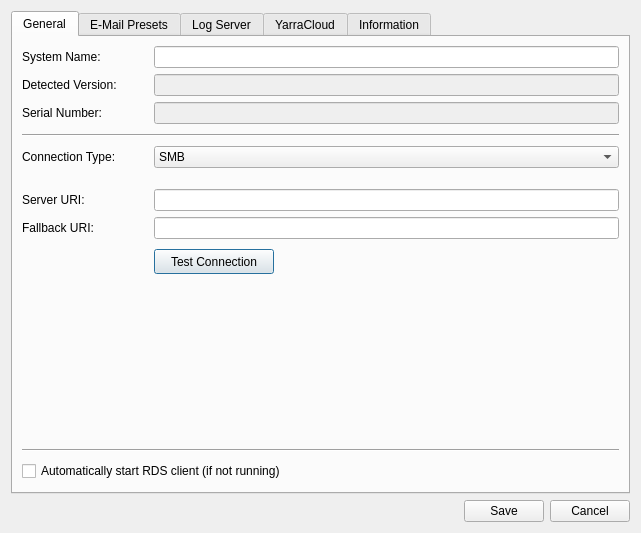
This is OfflineReconClient/ort_configurationdialog.ui in WillForan/yarraclient as Qt 5 draws it before an edit. The edited form follows.
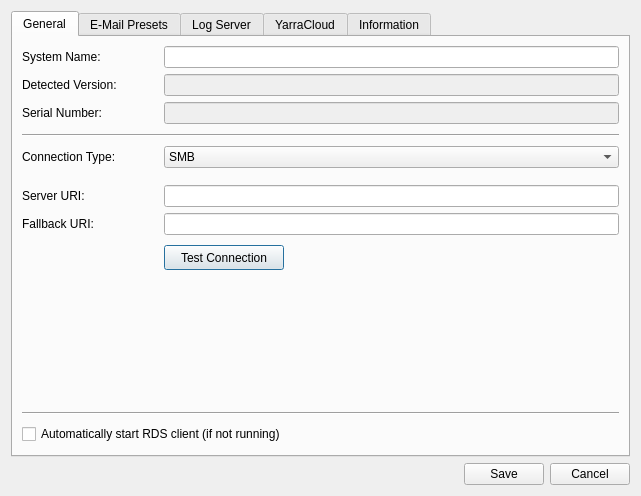
This is the edited form. The open tabs and pages were chosen to show the change. Icons and pictures are not drawn.

```diff
--- a/OfflineReconClient/ort_configurationdialog.ui
+++ b/OfflineReconClient/ort_configurationdialog.ui
@@ -10,9 +10,15 @@
     <x>0</x>
     <y>0</y>
     <width>641</width>
-    <height>533</height>
+    <height>496</height>
    </rect>
   </property>
+  <property name="sizePolicy">
+   <sizepolicy hsizetype="Expanding" vsizetype="Expanding">
+    <horstretch>0</horstretch>
+    <verstretch>0</verstretch>
+   </sizepolicy>
+  </property>
   <property name="windowTitle">
    <string>Dialog</string>
   </property>
@@ -29,24 +35,11 @@
       <attribute name="title">
        <string>General</string>
       </attribute>
-      <layout class="QGridLayout" name="gridLayout" columnstretch="0,0,0" columnminimumwidth="0,0,0">
+      <layout class="QGridLayout" name="gridLayout" columnstretch="0,0,0">
        <property name="bottomMargin">
         <number>11</number>
        </property>
-       <item row="6" column="0">
-        <widget class="QLabel" name="label_3">
-         <property name="sizePolicy">
-          <sizepolicy hsizetype="Minimum" vsizetype="Preferred">
-           <horstretch>0</horstretch>
-           <verstretch>0</verstretch>
-          </sizepolicy>
-         </property>
-         <property name="text">
-          <string>Connection Type:</string>
-         </property>
-        </widget>
-       </item>
-       <item row="14" column="0" colspan="3">
+       <item row="13" column="0" colspan="3">
         <widget class="QCheckBox" name="autoLaunchRDSCheckbox">
          <property name="text">
           <string>Automatically start RDS client (if not running)</string>
@@ -63,7 +56,7 @@
          </property>
          <property name="minimumSize">
           <size>
-           <width>120</width>
+           <width>130</width>
            <height>0</height>
           </size>
          </property>
@@ -72,6 +65,19 @@
          </property>
         </widget>
        </item>
+       <item row="6" column="0">
+        <widget class="QLabel" name="label_3">
+         <property name="sizePolicy">
+          <sizepolicy hsizetype="Minimum" vsizetype="Preferred">
+           <horstretch>0</horstretch>
+           <verstretch>0</verstretch>
+          </sizepolicy>
+         </property>
+         <property name="text">
+          <string>Connection Type:</string>
+         </property>
+        </widget>
+       </item>
        <item row="1" column="2">
         <widget class="QLineEdit" name="systemNameEdit">
          <property name="inputMask">
@@ -79,8 +85,8 @@
          </property>
         </widget>
        </item>
-       <item row="3" column="2">
-        <widget class="QLineEdit" name="serialNumberEdit">
+       <item row="2" column="2">
+        <widget class="QLineEdit" name="softwareVersionEdit">
          <property name="enabled">
           <bool>false</bool>
          </property>
@@ -89,18 +95,18 @@
          </property>
         </widget>
        </item>
-       <item row="15" column="0">
-        <spacer name="verticalSpacer">
-         <property name="orientation">
-          <enum>Qt::Vertical</enum>
-         </property>
-         <property name="sizeHint" stdset="0">
+       <item row="12" column="0" colspan="3">
+        <widget class="Line" name="line_2">
+         <property name="minimumSize">
           <size>
-           <width>20</width>
-           <height>0</height>
+           <width>0</width>
+           <height>10</height>
           </size>
          </property>
-        </spacer>
+         <property name="orientation">
+          <enum>Qt::Horizontal</enum>
+         </property>
+        </widget>
        </item>
        <item row="2" column="0">
         <widget class="QLabel" name="softwareVersionLabel">
@@ -112,7 +118,7 @@
          </property>
          <property name="minimumSize">
           <size>
-           <width>120</width>
+           <width>130</width>
            <height>0</height>
           </size>
          </property>
@@ -121,21 +127,8 @@
          </property>
         </widget>
        </item>
-       <item row="13" column="0" colspan="3">
-        <widget class="Line" name="line_2">
-         <property name="minimumSize">
-          <size>
-           <width>0</width>
-           <height>10</height>
-          </size>
-         </property>
-         <property name="orientation">
-          <enum>Qt::Horizontal</enum>
-         </property>
-        </widget>
-       </item>
-       <item row="2" column="2">
-        <widget class="QLineEdit" name="softwareVersionEdit">
+       <item row="3" column="2">
+        <widget class="QLineEdit" name="serialNumberEdit">
          <property name="enabled">
           <bool>false</bool>
          </property>
@@ -154,7 +147,7 @@
          </property>
          <property name="minimumSize">
           <size>
-           <width>120</width>
+           <width>130</width>
            <height>0</height>
           </size>
          </property>
@@ -163,19 +156,6 @@
          </property>
         </widget>
        </item>
-       <item row="5" column="0" colspan="3">
-        <widget class="Line" name="line">
-         <property name="minimumSize">
-          <size>
-           <width>0</width>
-           <height>10</height>
-          </size>
-         </property>
-         <property name="orientation">
-          <enum>Qt::Horizontal</enum>
-         </property>
-        </widget>
-       </item>
        <item row="6" column="2">
         <widget class="QComboBox" name="serverTypeComboBox">
          <property name="sizePolicy">
@@ -191,11 +171,24 @@
          </item>
          <item>
           <property name="text">
-           <string>SFTP / SCP / WebDAV</string>
+           <string>SFTP / SCP</string>
           </property>
          </item>
         </widget>
        </item>
+       <item row="5" column="0" colspan="3">
+        <widget class="Line" name="line">
+         <property name="minimumSize">
+          <size>
+           <width>0</width>
+           <height>10</height>
+          </size>
+         </property>
+         <property name="orientation">
+          <enum>Qt::Horizontal</enum>
+         </property>
+        </widget>
+       </item>
        <item row="7" column="0" colspan="3">
         <widget class="QStackedWidget" name="serverConnectionStack">
          <property name="sizePolicy">
@@ -213,7 +206,7 @@
             <number>0</number>
            </property>
            <property name="topMargin">
-            <number>15</number>
+            <number>11</number>
            </property>
            <property name="rightMargin">
             <number>0</number>
@@ -222,13 +215,13 @@
             <widget class="QLabel" name="serverPathLabel">
              <property name="minimumSize">
               <size>
-               <width>126</width>
+               <width>136</width>
                <height>0</height>
               </size>
              </property>
              <property name="maximumSize">
               <size>
-               <width>126</width>
+               <width>136</width>
                <height>16777215</height>
               </size>
              </property>
@@ -321,27 +314,43 @@
           <zorder>verticalSpacer_11</zorder>
          </widget>
          <widget class="QWidget" name="SftpURIEditPage">
-          <layout class="QGridLayout" name="gridLayout_7">
+          <layout class="QGridLayout" name="gridLayout_7" rowstretch="0,0,0,0,1">
            <property name="leftMargin">
             <number>0</number>
            </property>
            <property name="topMargin">
-            <number>15</number>
+            <number>11</number>
            </property>
            <property name="rightMargin">
             <number>0</number>
            </property>
+           <property name="bottomMargin">
+            <number>0</number>
+           </property>
+           <item row="1" column="0">
+            <widget class="QLabel" name="fallbackServerURILabel">
+             <property name="minimumSize">
+              <size>
+               <width>0</width>
+               <height>0</height>
+              </size>
+             </property>
+             <property name="text">
+              <string>Fallback URI:</string>
+             </property>
+            </widget>
+           </item>
            <item row="0" column="0">
             <widget class="QLabel" name="serverURILabel">
              <property name="minimumSize">
               <size>
-               <width>126</width>
+               <width>136</width>
                <height>0</height>
               </size>
              </property>
              <property name="maximumSize">
               <size>
-               <width>126</width>
+               <width>136</width>
                <height>16777215</height>
               </size>
              </property>
@@ -353,29 +362,19 @@
            <item row="0" column="3">
             <widget class="QLineEdit" name="serverURIEdit"/>
            </item>
-           <item row="1" column="0">
-            <widget class="QLabel" name="fallbackServerURILabel">
-             <property name="minimumSize">
-              <size>
-               <width>0</width>
-               <height>0</height>
-              </size>
-             </property>
-             <property name="text">
-              <string>Fallback URI:</string>
-             </property>
-            </widget>
-           </item>
            <item row="1" column="3">
             <widget class="QLineEdit" name="fallbackServerURIEdit"/>
            </item>
-           <item row="2" column="3">
+           <item row="3" column="3">
             <layout class="QHBoxLayout" name="horizontalLayout_3">
+             <property name="sizeConstraint">
+              <enum>QLayout::SetDefaultConstraint</enum>
+             </property>
              <property name="topMargin">
               <number>4</number>
              </property>
              <property name="bottomMargin">
-              <number>7</number>
+              <number>4</number>
              </property>
              <item>
               <widget class="QPushButton" name="serverURITestButton">
@@ -412,69 +411,131 @@
             </layout>
            </item>
            <item row="4" column="3">
-            <widget class="QLabel" name="serverURITestLabel">
+            <widget class="QScrollArea" name="scrollArea">
              <property name="sizePolicy">
-              <sizepolicy hsizetype="Preferred" vsizetype="Minimum">
+              <sizepolicy hsizetype="Expanding" vsizetype="Expanding">
                <horstretch>0</horstretch>
                <verstretch>0</verstretch>
               </sizepolicy>
              </property>
-             <property name="minimumSize">
+             <property name="maximumSize">
               <size>
-               <width>0</width>
-               <height>80</height>
+               <width>16777215</width>
+               <height>16777215</height>
               </size>
              </property>
-             <property name="sizeIncrement">
+             <property name="baseSize">
               <size>
                <width>0</width>
-               <height>10</height>
+               <height>0</height>
               </size>
              </property>
-             <property name="text">
-              <string/>
+             <property name="autoFillBackground">
+              <bool>false</bool>
              </property>
-             <property name="textFormat">
-              <enum>Qt::AutoText</enum>
+             <property name="styleSheet">
+              <string notr="true">background: transparent;</string>
              </property>
-             <property name="alignment">
-              <set>Qt::AlignLeading|Qt::AlignLeft|Qt::AlignTop</set>
+             <property name="frameShape">
+              <enum>QFrame::NoFrame</enum>
              </property>
-             <property name="textInteractionFlags">
-              <set>Qt::LinksAccessibleByMouse|Qt::TextSelectableByKeyboard</set>
+             <property name="frameShadow">
+              <enum>QFrame::Plain</enum>
              </property>
+             <property name="lineWidth">
+              <number>0</number>
+             </property>
+             <property name="horizontalScrollBarPolicy">
+              <enum>Qt::ScrollBarAlwaysOff</enum>
+             </property>
+             <property name="widgetResizable">
+              <bool>true</bool>
+             </property>
+             <widget class="QWidget" name="scrollAreaWidgetContents">
+              <property name="geometry">
+               <rect>
+                <x>0</x>
+                <y>0</y>
+                <width>450</width>
+                <height>85</height>
+               </rect>
+              </property>
+              <property name="sizePolicy">
+               <sizepolicy hsizetype="Preferred" vsizetype="Expanding">
+                <horstretch>0</horstretch>
+                <verstretch>0</verstretch>
+               </sizepolicy>
+              </property>
+              <property name="autoFillBackground">
+               <bool>false</bool>
+              </property>
+              <layout class="QVBoxLayout" name="verticalLayout_4">
+               <property name="leftMargin">
+                <number>0</number>
+               </property>
+               <property name="topMargin">
+                <number>0</number>
+               </property>
+               <property name="rightMargin">
+                <number>0</number>
+               </property>
+               <property name="bottomMargin">
+                <number>0</number>
+               </property>
+               <item>
+                <widget class="QLabel" name="serverURITestLabel">
+                 <property name="sizePolicy">
+                  <sizepolicy hsizetype="Preferred" vsizetype="Expanding">
+                   <horstretch>0</horstretch>
+                   <verstretch>0</verstretch>
+                  </sizepolicy>
+                 </property>
+                 <property name="minimumSize">
+                  <size>
+                   <width>0</width>
+                   <height>0</height>
+                  </size>
+                 </property>
+                 <property name="maximumSize">
+                  <size>
+                   <width>16777215</width>
+                   <height>16777215</height>
+                  </size>
+                 </property>
+                 <property name="sizeIncrement">
+                  <size>
+                   <width>0</width>
+                   <height>10</height>
+                  </size>
+                 </property>
+                 <property name="frameShape">
+                  <enum>QFrame::NoFrame</enum>
+                 </property>
+                 <property name="lineWidth">
+                  <number>0</number>
+                 </property>
+                 <property name="text">
+                  <string/>
+                 </property>
+                 <property name="textFormat">
+                  <enum>Qt::AutoText</enum>
+                 </property>
+                 <property name="alignment">
+                  <set>Qt::AlignLeading|Qt::AlignLeft|Qt::AlignTop</set>
+                 </property>
+                 <property name="textInteractionFlags">
+                  <set>Qt::LinksAccessibleByMouse|Qt::TextSelectableByKeyboard</set>
+                 </property>
+                </widget>
+               </item>
+              </layout>
+             </widget>
             </widget>
            </item>
-           <item row="5" column="3">
-            <spacer name="verticalSpacer_13">
-             <property name="orientation">
-              <enum>Qt::Vertical</enum>
-             </property>
-             <property name="sizeHint" stdset="0">
-              <size>
-               <width>20</width>
-               <height>40</height>
-              </size>
-             </property>
-            </spacer>
-           </item>
           </layout>
          </widget>
         </widget>
        </item>
-       <item row="8" column="2">
-        <spacer name="verticalSpacer_12">
-         <property name="orientation">
-          <enum>Qt::Vertical</enum>
-         </property>
-         <property name="sizeHint" stdset="0">
-          <size>
-           <width>20</width>
-           <height>40</height>
-          </size>
-         </property>
-        </spacer>
-       </item>
       </layout>
      </widget>
      <widget class="QWidget" name="tab_2">
```
